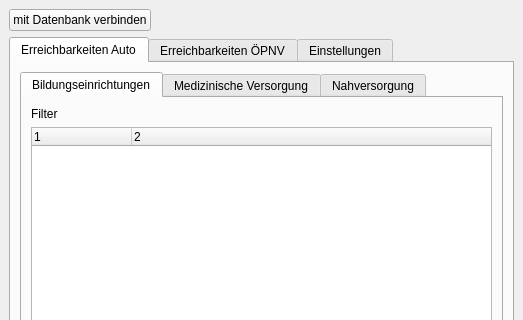
This is shkplugin/shk_plugin_dialog_base.ui in ChrFr/qgis-OTP as Qt 5 draws it before an edit; both pictures show x 0 to 523 and y 0 to 320 of the 523 by 560 pixel window. The edited form follows.
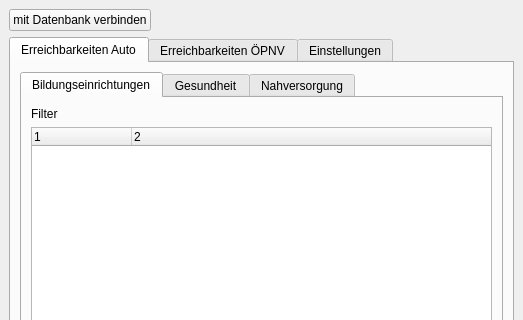
This is the edited form.

Commit message: Update: deactivated filter restrictions, renamed to gesundheit

Diff of the .ui file:
```diff
--- a/shkplugin/shk_plugin_dialog_base.ui
+++ b/shkplugin/shk_plugin_dialog_base.ui
@@ -114,7 +114,7 @@
           </widget>
           <widget class="QWidget" name="medicine_tab">
            <attribute name="title">
-            <string>Medizinische Versorgung</string>
+            <string>Gesundheit</string>
            </attribute>
            <layout class="QGridLayout" name="gridLayout_2">
             <item row="1" column="0">
```
The commit also changes 1 other file.
